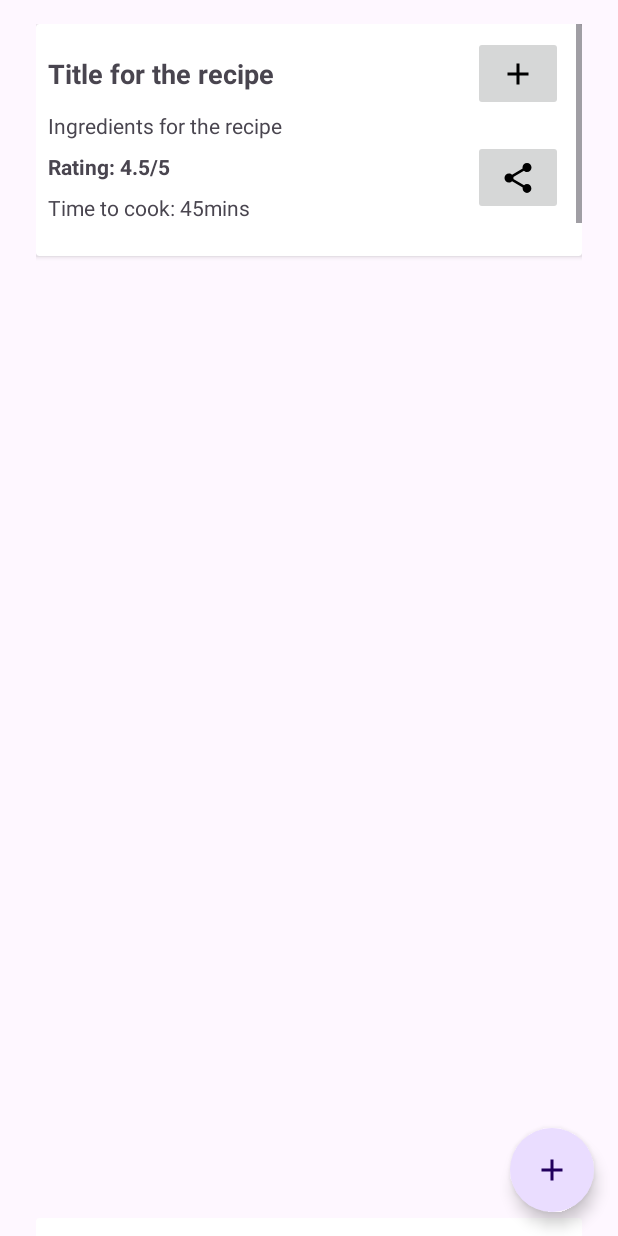
After one commit to madhavth/culinary_food_app, an Android app: the layout fragment_recipe.xml on its own in the app's theme, with its tools: preview values and no code run, on a phone screen of 412 x 824 dp. The commit adds this screen. Run offline under Robolectric (Android 15) with nearby library versions, the phone set to English and light mode, and no system bars.

Commit message:
recipe recyclerview item added

```diff
--- /dev/null
+++ b/app/src/main/java/com/madhav/culinaryfood/features/recipe/presentation/page/RecipeFragment.kt
@@ -0,0 +1,50 @@
+package com.madhav.culinaryfood.features.recipe.presentation.page
+
+import android.os.Bundle
+import androidx.fragment.app.Fragment
+import android.view.LayoutInflater
+import android.view.View
+import android.view.ViewGroup
+import com.madhav.culinaryfood.R
+
+// TODO: Rename parameter arguments, choose names that match
+// the fragment initialization parameters, e.g. ARG_ITEM_NUMBER
+private const val ARG_PARAM1 = "param1"
+private const val ARG_PARAM2 = "param2"
+
+/**
+ * A simple [Fragment] subclass.
+ * Use the [RecipeFragment.newInstance] factory method to
+ * create an instance of this fragment.
+ */
+class RecipeFragment : Fragment() {
+    private var param1: String? = null
+    private var param2: String? = null
+
+    override fun onCreate(savedInstanceState: Bundle?) {
+        super.onCreate(savedInstanceState)
+        arguments?.let {
+            param1 = it.getString(ARG_PARAM1)
+            param2 = it.getString(ARG_PARAM2)
+        }
+    }
+
+    override fun onCreateView(
+        inflater: LayoutInflater, container: ViewGroup?,
+        savedInstanceState: Bundle?
+    ): View? {
+        // Inflate the layout for this fragment
+        return inflater.inflate(R.layout.fragment_recipe, container, false)
+    }
+
+    companion object {
+        @JvmStatic
+        fun newInstance(param1: String, param2: String) =
+            RecipeFragment().apply {
+                arguments = Bundle().apply {
+                    putString(ARG_PARAM1, param1)
+                    putString(ARG_PARAM2, param2)
+                }
+            }
+    }
+}
--- /dev/null
+++ b/app/src/main/res/drawable/ic_add.xml
@@ -0,0 +1,5 @@
+<vector android:height="24dp" android:tint="#000000"
+    android:viewportHeight="24" android:viewportWidth="24"
+    android:width="24dp" xmlns:android="http://schemas.android.com/apk/res/android">
+    <path android:fillColor="@android:color/white" android:pathData="M19,13h-6v6h-2v-6H5v-2h6V5h2v6h6v2z"/>
+</vector>
--- /dev/null
+++ b/app/src/main/res/drawable/ic_share.xml
@@ -0,0 +1,5 @@
+<vector android:height="24dp" android:tint="#000000"
+    android:viewportHeight="24" android:viewportWidth="24"
+    android:width="24dp" xmlns:android="http://schemas.android.com/apk/res/android">
+    <path android:fillColor="@android:color/white" android:pathData="M18,16.08c-0.76,0 -1.44,0.3 -1.96,0.77L8.91,12.7c0.05,-0.23 0.09,-0.46 0.09,-0.7s-0.04,-0.47 -0.09,-0.7l7.05,-4.11c0.54,0.5 1.25,0.81 2.04,0.81 1.66,0 3,-1.34 3,-3s-1.34,-3 -3,-3 -3,1.34 -3,3c0,0.24 0.04,0.47 0.09,0.7L8.04,9.81C7.5,9.31 6.79,9 6,9c-1.66,0 -3,1.34 -3,3s1.34,3 3,3c0.79,0 1.5,-0.31 2.04,-0.81l7.12,4.16c-0.05,0.21 -0.08,0.43 -0.08,0.65 0,1.61 1.31,2.92 2.92,2.92 1.61,0 2.92,-1.31 2.92,-2.92s-1.31,-2.92 -2.92,-2.92z"/>
+</vector>
--- a/app/src/main/res/layout/fragment_about_me.xml
+++ b/app/src/main/res/layout/fragment_about_me.xml
@@ -80,6 +80,7 @@
     </androidx.constraintlayout.widget.ConstraintLayout>
 
     <com.google.android.material.floatingactionbutton.FloatingActionButton
+        android:id="@+id/fab_edit_done"
         android:layout_width="wrap_content"
         android:layout_height="wrap_content"
         android:layout_gravity="bottom|end"
--- /dev/null
+++ b/app/src/main/res/layout/fragment_recipe.xml
@@ -0,0 +1,63 @@
+<?xml version="1.0" encoding="utf-8"?>
+<FrameLayout xmlns:android="http://schemas.android.com/apk/res/android"
+    xmlns:tools="http://schemas.android.com/tools"
+    android:layout_width="match_parent"
+    android:layout_height="match_parent"
+    xmlns:app="http://schemas.android.com/apk/res-auto"
+    tools:context=".features.recipe.presentation.page.RecipeFragment">
+
+
+    <androidx.constraintlayout.widget.ConstraintLayout
+        android:layout_width="match_parent"
+        android:layout_height="match_parent">
+
+
+        <androidx.recyclerview.widget.RecyclerView
+            android:id="@+id/rv_recipe"
+            android:layout_width="match_parent"
+            android:layout_height="match_parent"
+            android:layout_marginHorizontal="12dp"
+            android:layout_marginTop="4dp"
+            android:clipToPadding="false"
+            android:padding="12dp"
+            android:scrollbars="vertical"
+            app:layout_constraintTop_toTopOf="parent"
+            tools:layout_editor_absoluteX="12dp"
+            tools:listitem="@layout/item_recipe"
+            tools:itemCount="20"
+            app:layoutManager="androidx.recyclerview.widget.LinearLayoutManager"
+            />
+
+        <TextView
+            android:id="@+id/tv_empty"
+            android:visibility="gone"
+            app:layout_constraintTop_toTopOf="parent"
+            app:layout_constraintBottom_toBottomOf="parent"
+            android:layout_marginHorizontal="8dp"
+            android:textStyle="bold|italic"
+            app:layout_constraintStart_toStartOf="parent"
+            app:layout_constraintEnd_toEndOf="parent"
+            android:layout_width="match_parent"
+            android:layout_height="wrap_content"
+            android:textAlignment="center"
+            android:textSize="40sp"
+            android:text="Click + to add your first recipe"
+            />
+
+
+    </androidx.constraintlayout.widget.ConstraintLayout>
+
+
+
+    <com.google.android.material.floatingactionbutton.FloatingActionButton
+        android:id="@+id/fab_add"
+        android:layout_width="wrap_content"
+        android:layout_height="wrap_content"
+        android:layout_gravity="bottom|end"
+        android:layout_margin="16dp"
+        android:src="@drawable/ic_add"
+        app:shapeAppearance="@style/roundedImageViewRounded"
+        app:fabSize="normal" />
+
+
+</FrameLayout>
--- /dev/null
+++ b/app/src/main/res/layout/item_recipe.xml
@@ -0,0 +1,118 @@
+<?xml version="1.0" encoding="utf-8"?>
+<androidx.constraintlayout.widget.ConstraintLayout xmlns:android="http://schemas.android.com/apk/res/android"
+    xmlns:app="http://schemas.android.com/apk/res-auto"
+    xmlns:tools="http://schemas.android.com/tools"
+    android:layout_width="match_parent"
+    android:layout_height="match_parent">
+
+    <androidx.cardview.widget.CardView
+        android:layout_width="match_parent"
+        android:layout_height="wrap_content"
+        app:layout_constraintEnd_toEndOf="parent"
+        app:layout_constraintStart_toStartOf="parent"
+        app:layout_constraintTop_toTopOf="parent">
+
+        <androidx.constraintlayout.widget.ConstraintLayout
+            android:layout_width="match_parent"
+            android:layout_height="wrap_content"
+            android:padding="8dp">
+
+            <TextView
+                android:layout_width="0dp"
+                android:layout_height="wrap_content"
+                android:ellipsize="end"
+                android:maxLines="1"
+                android:text="Title for the recipe"
+                android:textSize="18sp"
+                android:textStyle="bold"
+                android:id="@+id/tv_title"
+                app:layout_constraintBottom_toBottomOf="@id/btn_add_to_meal"
+                app:layout_constraintStart_toStartOf="parent"
+                app:layout_constraintEnd_toEndOf="@id/guideline80_vertical"
+                app:layout_constraintTop_toTopOf="@id/btn_add_to_meal" />
+
+            <ImageButton
+                app:layout_constraintStart_toStartOf="@id/guideline80_vertical"
+                android:id="@+id/btn_add_to_meal"
+                android:layout_width="60dp"
+                android:layout_height="50dp"
+                android:src="@drawable/ic_add"
+                android:tooltipText="press to add to meal plan"
+                app:fabSize="normal"
+                app:layout_constraintEnd_toEndOf="parent"
+                app:layout_constraintTop_toTopOf="parent"
+                app:shapeAppearance="@style/roundedImageViewRounded" />
+
+
+            <TextView
+                android:id="@+id/tv_ingredients"
+                android:layout_width="0dp"
+                android:layout_height="wrap_content"
+                android:ellipsize="end"
+                android:maxLines="1"
+                android:text="Ingredients for the recipe"
+                android:textSize="14sp"
+                app:layout_constraintStart_toStartOf="@id/tv_title"
+                app:layout_constraintEnd_toEndOf="@id/guideline80_vertical"
+                app:layout_constraintBottom_toTopOf="@id/btn_share"
+                app:layout_constraintTop_toBottomOf="@id/btn_add_to_meal" />
+
+            <TextView
+                android:id="@+id/tv_rating"
+                android:layout_width="0dp"
+                android:layout_height="wrap_content"
+                android:layout_marginTop="8dp"
+                android:ellipsize="end"
+                android:maxLines="1"
+                android:text="Rating: 4.5/5"
+                android:textSize="14sp"
+                android:textStyle="bold"
+                app:layout_constraintStart_toStartOf="@id/tv_ingredients"
+                app:layout_constraintEnd_toEndOf="@id/guideline80_vertical"
+                app:layout_constraintTop_toBottomOf="@id/tv_ingredients" />
+
+            <TextView
+                android:id="@+id/tv_cooking_time"
+                android:layout_width="0dp"
+                android:layout_height="wrap_content"
+                android:layout_marginTop="8dp"
+                android:ellipsize="end"
+                android:maxLines="1"
+                android:text="Time to cook: 45mins"
+                android:textSize="14sp"
+                app:layout_constraintEnd_toEndOf="@id/guideline80_vertical"
+                app:layout_constraintStart_toStartOf="@id/tv_rating"
+                app:layout_constraintTop_toBottomOf="@id/tv_rating" />
+
+
+            <ImageButton
+                android:id="@+id/btn_share"
+                android:layout_width="60dp"
+                android:layout_height="50dp"
+                android:src="@drawable/ic_share"
+                android:tooltipText="press to share recipe"
+                app:fabSize="normal"
+                app:layout_constraintBottom_toBottomOf="parent"
+                app:layout_constraintHorizontal_bias="1.0"
+                app:layout_constraintEnd_toEndOf="@id/btn_add_to_meal"
+                app:layout_constraintTop_toBottomOf="@id/btn_add_to_meal"
+                app:layout_constraintStart_toEndOf="@id/guideline80_vertical"
+                app:shapeAppearance="@style/roundedImageViewRounded" />
+
+
+            <androidx.constraintlayout.widget.Guideline
+                android:id="@+id/guideline80_vertical"
+                android:layout_width="wrap_content"
+                android:layout_height="wrap_content"
+                android:orientation="vertical"
+                app:layout_constraintGuide_percent="0.8"
+                />
+
+
+        </androidx.constraintlayout.widget.ConstraintLayout>
+
+
+    </androidx.cardview.widget.CardView>
+
+
+</androidx.constraintlayout.widget.ConstraintLayout>
--- a/app/src/main/res/values/strings.xml
+++ b/app/src/main/res/values/strings.xml
@@ -1,3 +1,5 @@
 <resources>
     <string name="app_name">FoodiePal - Culinary Companion App</string>
+    <!-- TODO: Remove or change this placeholder text -->
+    <string name="hello_blank_fragment">Hello blank fragment</string>
 </resources>
```
